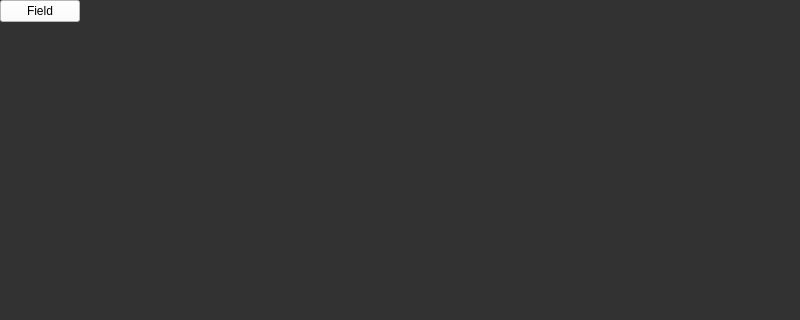
DmB0l/3dViewer_on_3dCore, file mainwindow.ui: the form before one commit; both pictures show x 0 to 800 and y 0 to 320 of the 800 by 600 pixel window.
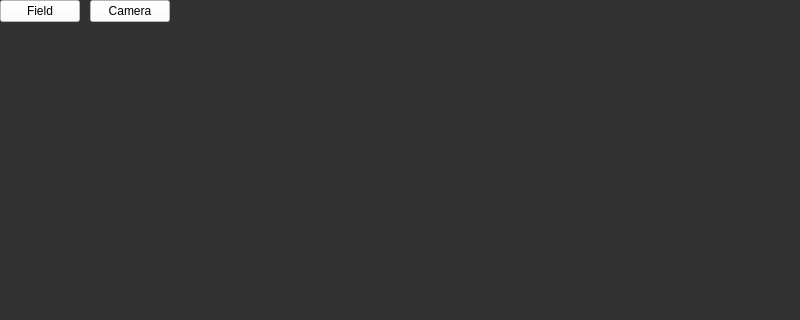
The form after the commit.

```diff
--- a/mainwindow.ui
+++ b/mainwindow.ui
@@ -59,8 +59,11 @@
      </widget>
     </item>
     <item row="0" column="0" colspan="4">
-     <layout class="QHBoxLayout" name="horizontalLayout_2">
+     <layout class="QHBoxLayout" name="horizontalLayout_2" stretch="0,0,0">
       <property name="spacing">
+       <number>10</number>
+      </property>
+      <property name="leftMargin">
        <number>0</number>
       </property>
       <item>
@@ -73,11 +76,21 @@
         </property>
        </widget>
       </item>
+      <item>
+       <widget class="QPushButton" name="PB_cameraSettings">
+        <property name="text">
+         <string>Camera</string>
+        </property>
+       </widget>
+      </item>
       <item>
        <spacer name="horizontalSpacer">
         <property name="orientation">
          <enum>Qt::Horizontal</enum>
         </property>
+        <property name="sizeType">
+         <enum>QSizePolicy::Expanding</enum>
+        </property>
         <property name="sizeHint" stdset="0">
          <size>
           <width>40</width>
```
Left out of the diff: 4 changed lines with no effect on the pictures.
